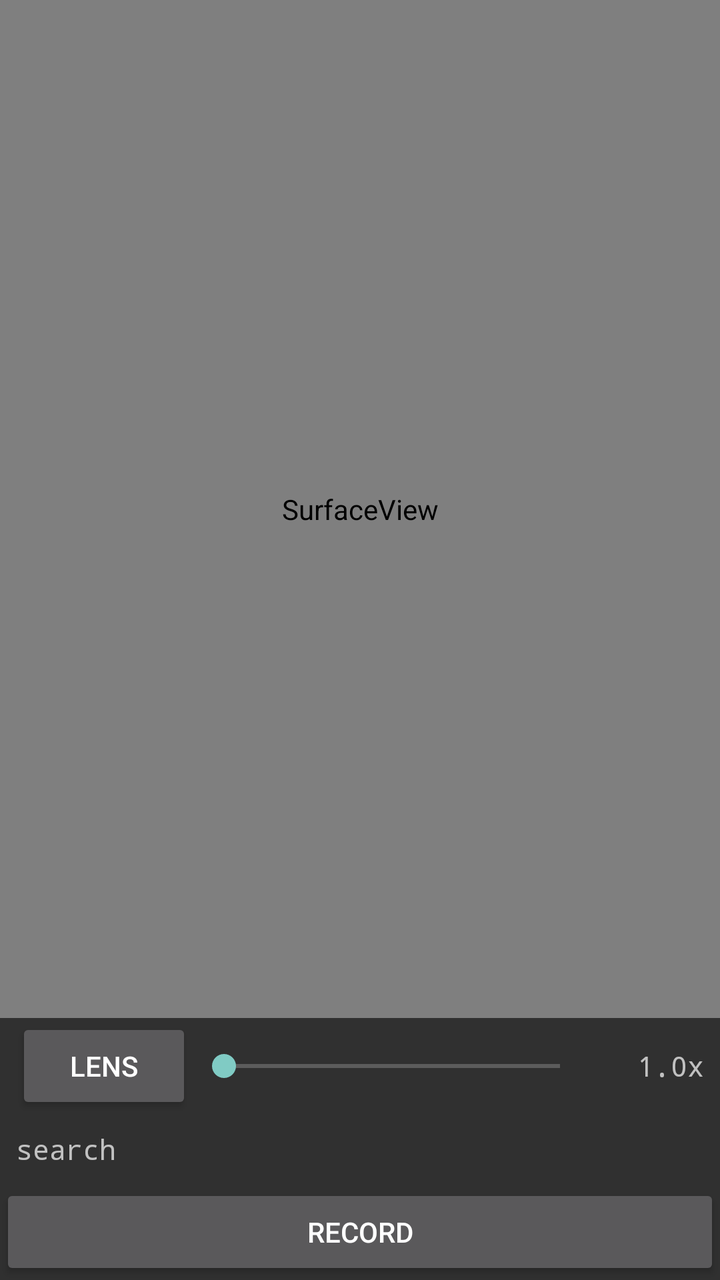
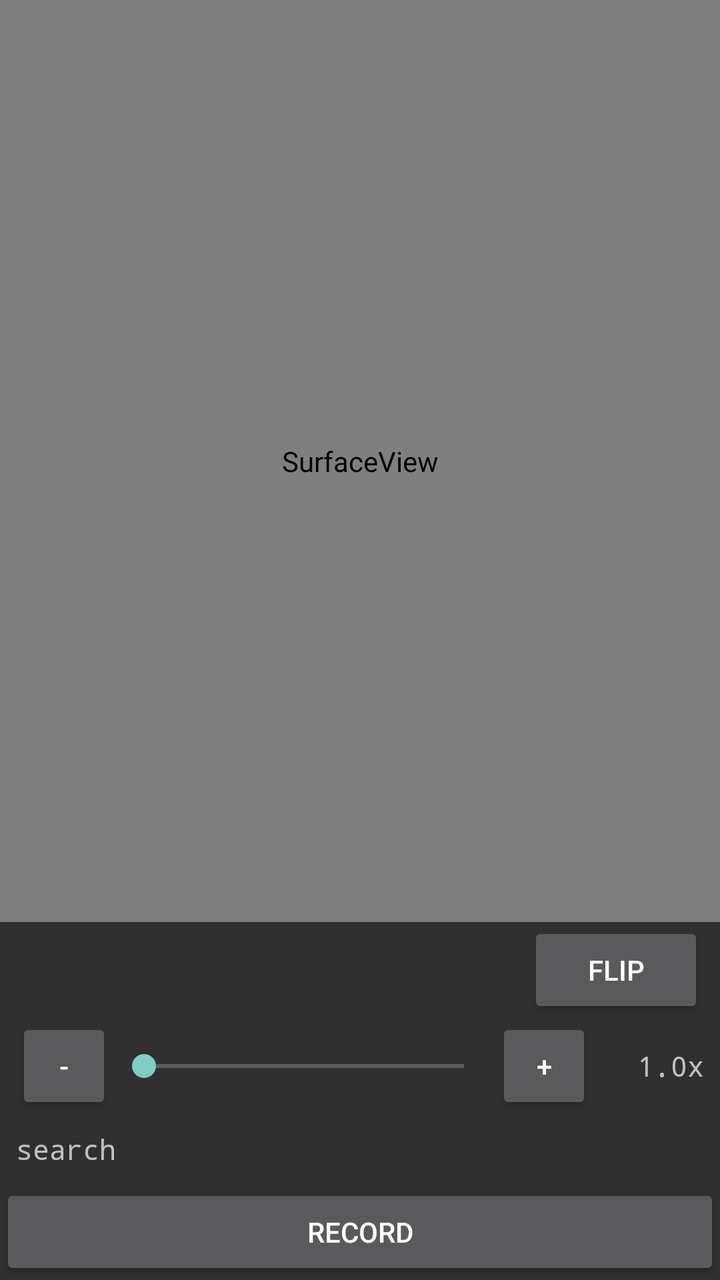

The first picture is an Android layout as it rendered before a commit; the second is the same layout after the commit. The layout source and the unified diff follow.
<!-- AndroidManifest.xml: application theme Theme.AppCompat.NoActionBar -->
<!-- res/layout/main.xml -->
<?xml version="1.0" encoding="utf-8"?>
<LinearLayout xmlns:android="http://schemas.android.com/apk/res/android"
    android:layout_width="match_parent"
    android:layout_height="match_parent"
    android:orientation="vertical">

    <SurfaceView
        android:id="@+id/preview"
        android:layout_width="match_parent"
        android:layout_height="0dp"
        android:layout_weight="1" />

    <LinearLayout
        android:layout_width="match_parent"
        android:layout_height="wrap_content"
        android:orientation="horizontal"
        android:gravity="center_vertical"
        android:paddingStart="8dp"
        android:paddingEnd="8dp">

        <Button
            android:id="@+id/lens"
            android:layout_width="wrap_content"
            android:layout_height="wrap_content"
            android:text="lens" />

        <SeekBar
            android:id="@+id/zoom"
            android:layout_width="0dp"
            android:layout_height="wrap_content"
            android:layout_weight="1"
            android:max="100" />

        <TextView
            android:id="@+id/zoomText"
            android:layout_width="56dp"
            android:layout_height="wrap_content"
            android:gravity="end"
            android:fontFamily="monospace"
            android:text="1.0x" />
    </LinearLayout>

    <TextView
        android:id="@+id/status"
        android:layout_width="match_parent"
        android:layout_height="wrap_content"
        android:padding="8dp"
        android:fontFamily="monospace"
        android:textSize="14sp"
        android:text="search" />

    <Button
        android:id="@+id/record"
        android:layout_width="match_parent"
        android:layout_height="wrap_content"
        android:text="record" />
</LinearLayout>
<!-- resources referenced by this layout -->
<resources>

</resources>

<!-- the commit's change to res/layout/main.xml (unified diff, before → after) -->
@@ -18,11 +18,34 @@
         android:paddingStart="8dp"
         android:paddingEnd="8dp">
 
+        <LinearLayout
+            android:id="@+id/lensRow"
+            android:layout_width="0dp"
+            android:layout_height="wrap_content"
+            android:layout_weight="1"
+            android:orientation="horizontal" />
+
         <Button
-            android:id="@+id/lens"
+            android:id="@+id/flip"
             android:layout_width="wrap_content"
             android:layout_height="wrap_content"
-            android:text="lens" />
+            android:text="flip" />
+    </LinearLayout>
+
+    <LinearLayout
+        android:layout_width="match_parent"
+        android:layout_height="wrap_content"
+        android:orientation="horizontal"
+        android:gravity="center_vertical"
+        android:paddingStart="8dp"
+        android:paddingEnd="8dp">
+
+        <Button
+            android:id="@+id/zoomOut"
+            android:layout_width="48dp"
+            android:layout_height="wrap_content"
+            android:minWidth="0dp"
+            android:text="-" />
 
         <SeekBar
             android:id="@+id/zoom"
@@ -30,6 +53,13 @@
             android:layout_height="wrap_content"
             android:layout_weight="1"
             android:max="100" />
+
+        <Button
+            android:id="@+id/zoomIn"
+            android:layout_width="48dp"
+            android:layout_height="wrap_content"
+            android:minWidth="0dp"
+            android:text="+" />
 
         <TextView
             android:id="@+id/zoomText"
